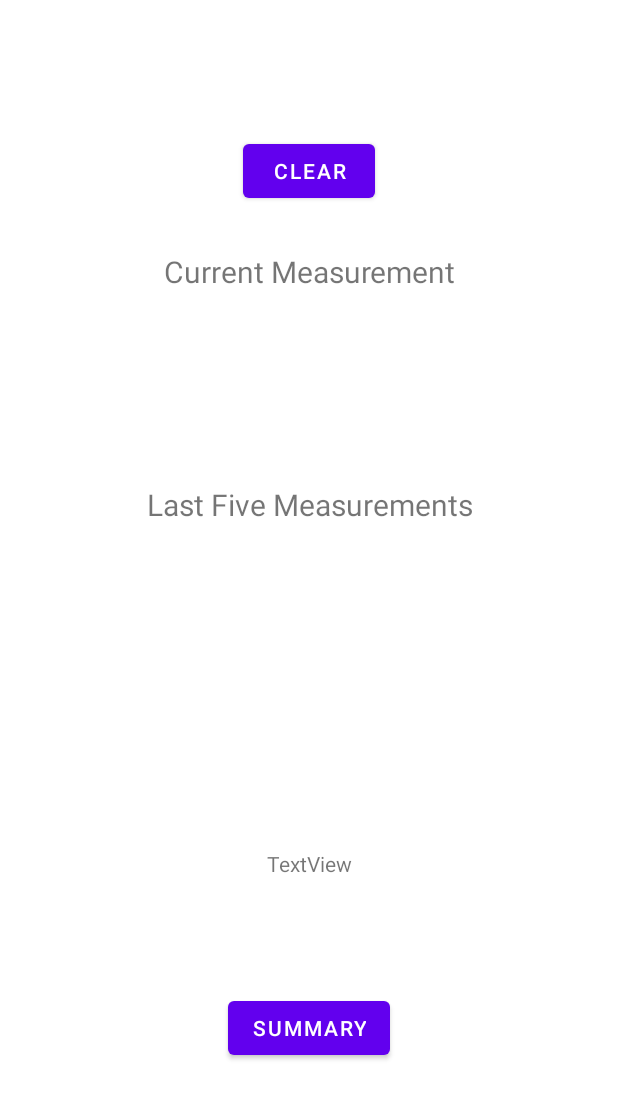
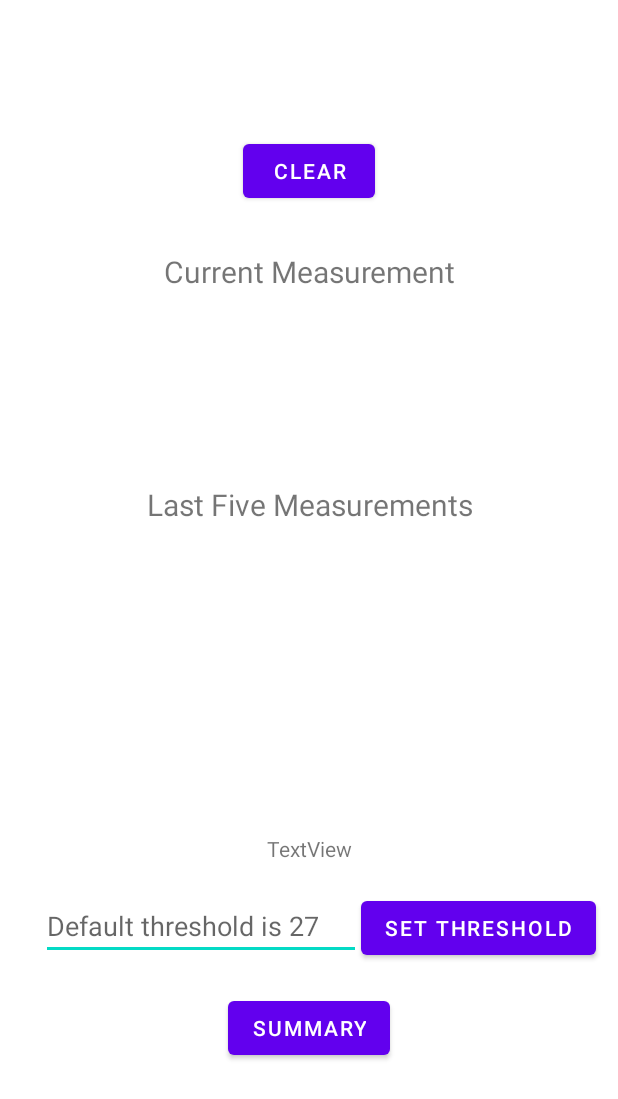
Before and after one commit to berkebiten/ComputerHeatMonitor, an Android app: the layout activity_sensor_data.xml on its own in the app's theme, with its tools: preview values and no code run, on a phone screen of 412 x 824 dp. Shown: the top 1099 px of the screen. Run offline under Robolectric (Android 15) with nearby library versions, the phone set to English and light mode, and no system bars.

Commit message:
Final app and circuit

```diff
--- a/ComputerHeatMonitor/app/src/main/AndroidManifest.xml
+++ b/ComputerHeatMonitor/app/src/main/AndroidManifest.xml
@@ -11,7 +11,6 @@
         android:allowBackup="true"
         android:icon="@mipmap/ic_launcher"
         android:label="@string/app_name"
-        android:roundIcon="@mipmap/ic_launcher_round"
         android:supportsRtl="true"
         android:theme="@style/Theme.ComputerHeatMonitor">
         <activity
--- a/ComputerHeatMonitor/app/src/main/java/com/example/computerheatmonitor/UbidotsApi.java
+++ b/ComputerHeatMonitor/app/src/main/java/com/example/computerheatmonitor/UbidotsApi.java
@@ -18,9 +18,6 @@ public interface UbidotsApi {
     @GET("variables/{id}/values?page=1")
     Call<Result> getTemperatures(@Header("X-Auth-Token") String token, @Path("id") String id, @Query("page_size") int size);
 
-    @POST("auth/token")
-    Call<Token> getAuth(@Header("x-ubidots-apikey") String apiKey);
-
     @POST("devices/{device_label}/temperature/values/")
     Call<Temperature> insertTemperature(@Header("X-Auth-Token") String token,@Path("device_label") String device_label, @Body Temperature temperature);
 
--- a/ComputerHeatMonitor/app/src/main/res/layout/activity_sensor_data.xml
+++ b/ComputerHeatMonitor/app/src/main/res/layout/activity_sensor_data.xml
@@ -87,15 +87,40 @@
 
     <TextView
         android:id="@+id/uuid"
+        android:layout_width="311dp"
+        android:layout_height="28dp"
+        android:layout_marginStart="50dp"
+        android:layout_marginTop="36dp"
+        android:layout_marginEnd="50dp"
+        android:gravity="center"
+        android:text="TextView"
+        app:layout_constraintEnd_toEndOf="parent"
+        app:layout_constraintStart_toStartOf="parent"
+        app:layout_constraintTop_toBottomOf="@+id/results" />
+
+    <EditText
+        android:id="@+id/editThreshold"
         android:layout_width="wrap_content"
         android:layout_height="wrap_content"
         android:layout_marginStart="12dp"
-        android:layout_marginTop="50dp"
-        android:layout_marginEnd="177dp"
-        android:gravity="center"
-        android:text="TextView"
+        android:layout_marginBottom="21dp"
+        android:ems="10"
+        android:hint="Default threshold is 27"
+        android:inputType="number"
+        app:layout_constraintBottom_toTopOf="@+id/summaryBtn"
+        app:layout_constraintEnd_toStartOf="@+id/setThreshold"
+        app:layout_constraintHorizontal_chainStyle="packed"
+        app:layout_constraintStart_toStartOf="parent"
+        tools:ignore="MissingConstraints" />
+
+    <Button
+        android:id="@+id/setThreshold"
+        android:layout_width="wrap_content"
+        android:layout_height="wrap_content"
+        android:text="Set Threshold"
+        app:layout_constraintBaseline_toBaselineOf="@+id/editThreshold"
         app:layout_constraintEnd_toEndOf="parent"
-        app:layout_constraintStart_toStartOf="@+id/results"
-        app:layout_constraintTop_toBottomOf="@+id/results" />
+        app:layout_constraintStart_toEndOf="@+id/editThreshold"
+        tools:ignore="MissingConstraints" />
 
 </androidx.constraintlayout.widget.ConstraintLayout>
--- a/ComputerHeatMonitor/app/src/main/res/mipmap-anydpi-v26/ic_launcher_round.xml
+++ /dev/null
@@ -1,5 +0,0 @@
-<?xml version="1.0" encoding="utf-8"?>
-<adaptive-icon xmlns:android="http://schemas.android.com/apk/res/android">
-    <background android:drawable="@drawable/ic_launcher_background" />
-    <foreground android:drawable="@drawable/ic_launcher_foreground" />
-</adaptive-icon>
```
Also changed, not shown: ComputerHeatMonitor/app/src/main/java/com/example/computerheatmonitor/Token.java (deleted, +0 -13 lines), ComputerHeatMonitor/app/src/main/java/com/example/computerheatmonitor/sensorDataActivity.java (+15 -23 lines), ComputerHeatMonitor/app/src/main/java/com/example/computerheatmonitor/summaryPage.java (+8 -18 lines), ComputerHeatMonitor/app/src/main/res/layout/summary_page.xml (+7 -20 lines), ComputerHeatMonitor/app/src/main/res/mipmap-hdpi/ic_launcher.png, ComputerHeatMonitor/app/src/main/res/mipmap-hdpi/ic_launcher_round.png (deleted), ComputerHeatMonitor/app/src/main/res/mipmap-mdpi/ic_launcher.png, ComputerHeatMonitor/app/src/main/res/mipmap-mdpi/ic_launcher_round.png (deleted), ComputerHeatMonitor/app/src/main/res/mipmap-xhdpi/ic_launcher.png, ComputerHeatMonitor/app/src/main/res/mipmap-xhdpi/ic_launcher_round.png (deleted), ComputerHeatMonitor/app/src/main/res/mipmap-xxhdpi/ic_launcher.png, ComputerHeatMonitor/app/src/main/res/mipmap-xxhdpi/ic_launcher_round.png (deleted), ComputerHeatMonitor/app/src/main/res/mipmap-xxxhdpi/ic_launcher.png, ComputerHeatMonitor/app/src/main/res/mipmap-xxxhdpi/ic_launcher_round.png (deleted), 2 other files.
